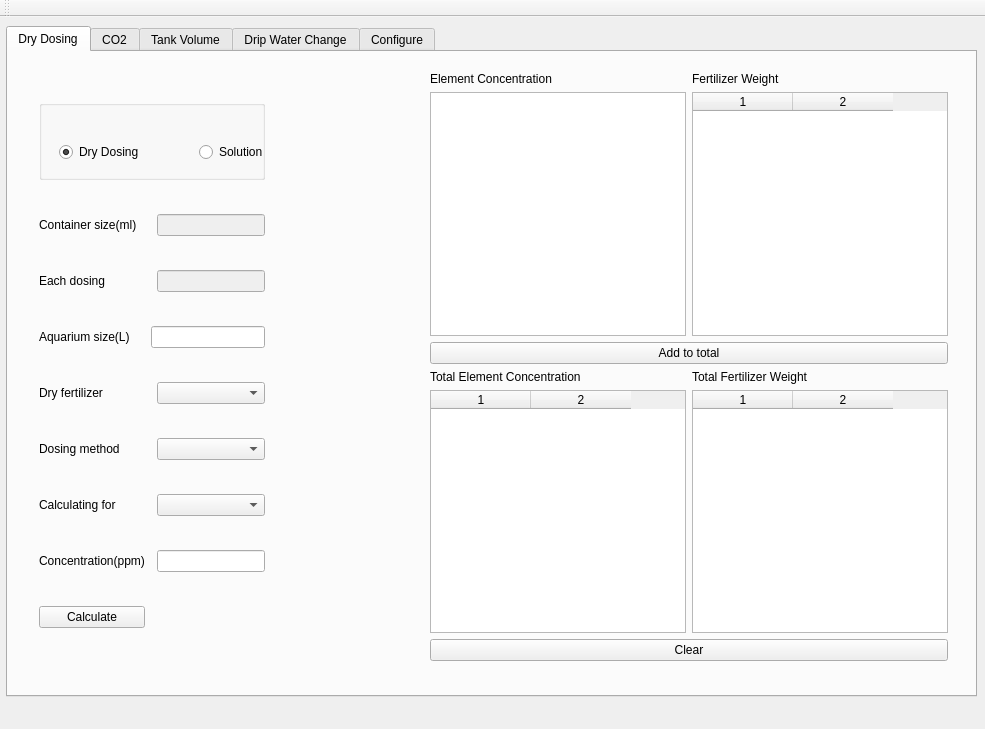
Before: the Qt Designer form mainwindow.ui in maolin-cdzl/PlantedTankCalculator, drawn with Qt 5.
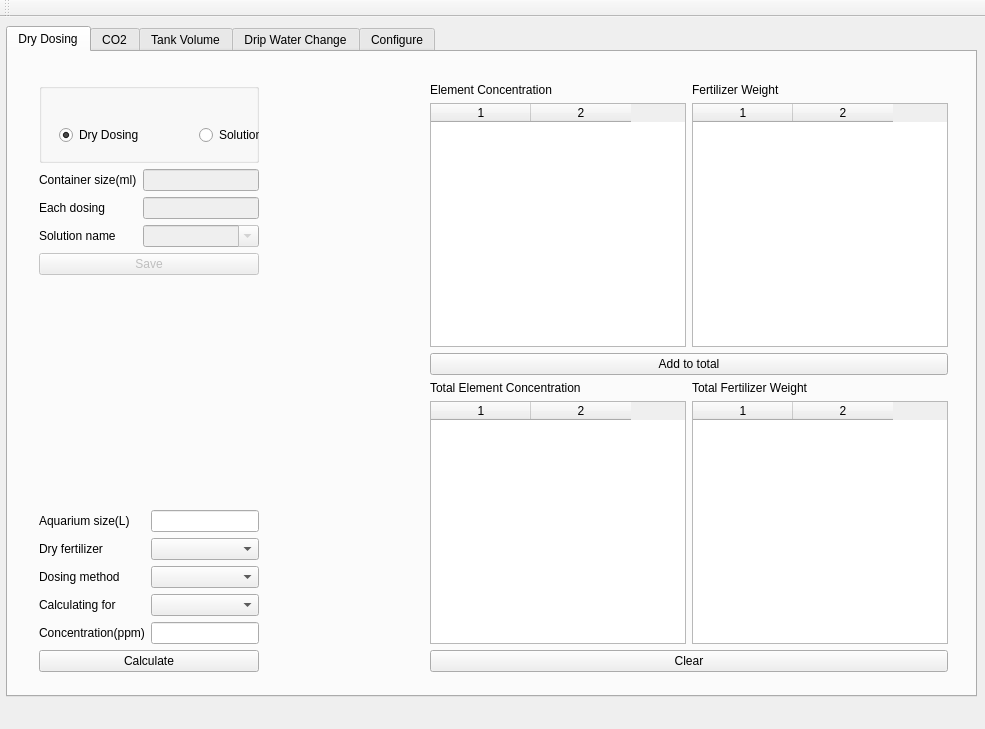
After: the same form once the commit is applied. The open tabs and pages were chosen to show the change. Icons and pictures are not drawn.

```diff
--- a/mainwindow.ui
+++ b/mainwindow.ui
@@ -34,15 +34,17 @@
       <property name="geometry">
        <rect>
         <x>20</x>
-        <y>9</y>
+        <y>20</y>
         <width>931</width>
         <height>611</height>
        </rect>
       </property>
       <layout class="QHBoxLayout" name="horizontalLayout">
        <item>
+        <layout class="QVBoxLayout" name="verticalLayout">
+         <item>
         <layout class="QGridLayout" name="gridLayout">
-         <item row="0" column="0" colspan="3">
+           <item row="0" column="0" colspan="2">
           <widget class="QGroupBox" name="groupBox">
            <property name="sizePolicy">
             <sizepolicy hsizetype="Expanding" vsizetype="Fixed">
@@ -93,14 +95,14 @@
            </widget>
           </widget>
          </item>
-         <item row="1" column="0" colspan="2">
+           <item row="1" column="0">
           <widget class="QLabel" name="label_10">
            <property name="text">
             <string>Container size(ml)</string>
            </property>
           </widget>
          </item>
-         <item row="1" column="2">
+           <item row="1" column="1">
           <widget class="QLineEdit" name="drydosing_container">
            <property name="enabled">
             <bool>false</bool>
@@ -114,7 +116,7 @@
            </property>
           </widget>
          </item>
-         <item row="2" column="2">
+           <item row="2" column="1">
           <widget class="QLineEdit" name="drydosing_each_dosing">
            <property name="enabled">
             <bool>false</bool>
@@ -122,56 +124,100 @@
           </widget>
          </item>
          <item row="3" column="0">
+            <widget class="QLabel" name="label_35">
+             <property name="text">
+              <string>Solution name</string>
+             </property>
+            </widget>
+           </item>
+           <item row="3" column="1">
+            <widget class="QComboBox" name="drydosing_solution_list">
+             <property name="enabled">
+              <bool>false</bool>
+             </property>
+             <property name="editable">
+              <bool>true</bool>
+             </property>
+            </widget>
+           </item>
+           <item row="4" column="0" colspan="2">
+            <widget class="QPushButton" name="drydosing_solution_save">
+             <property name="enabled">
+              <bool>false</bool>
+             </property>
+             <property name="text">
+              <string>Save</string>
+             </property>
+            </widget>
+           </item>
+          </layout>
+         </item>
+         <item>
+          <spacer name="verticalSpacer">
+           <property name="orientation">
+            <enum>Qt::Vertical</enum>
+           </property>
+           <property name="sizeHint" stdset="0">
+            <size>
+             <width>20</width>
+             <height>40</height>
+            </size>
+           </property>
+          </spacer>
+         </item>
+         <item>
+          <layout class="QGridLayout" name="gridLayout_8">
+           <item row="0" column="0">
           <widget class="QLabel" name="label">
            <property name="text">
             <string>Aquarium size(L)</string>
            </property>
           </widget>
          </item>
-         <item row="3" column="1" colspan="2">
+           <item row="0" column="1">
           <widget class="QLineEdit" name="drydosing_aquarium_size"/>
          </item>
-         <item row="4" column="0">
+           <item row="1" column="0">
           <widget class="QLabel" name="label_2">
            <property name="text">
             <string>Dry fertilizer</string>
            </property>
           </widget>
          </item>
-         <item row="4" column="2">
+           <item row="1" column="1">
           <widget class="QComboBox" name="drydosing_fertilizer"/>
          </item>
-         <item row="5" column="0">
+           <item row="2" column="0">
           <widget class="QLabel" name="label_3">
            <property name="text">
             <string>Dosing method</string>
            </property>
           </widget>
          </item>
-         <item row="5" column="2">
+           <item row="2" column="1">
           <widget class="QComboBox" name="drydosing_method"/>
          </item>
-         <item row="6" column="0">
+           <item row="3" column="0">
           <widget class="QLabel" name="label_4">
            <property name="text">
             <string>Calculating for</string>
            </property>
           </widget>
          </item>
-         <item row="6" column="2">
+           <item row="3" column="1">
           <widget class="QComboBox" name="drydosing_element"/>
          </item>
-         <item row="7" column="0">
+           <item row="4" column="0">
           <widget class="QLabel" name="label_5">
            <property name="text">
             <string>Concentration(ppm)</string>
            </property>
           </widget>
          </item>
-         <item row="7" column="2">
+           <item row="4" column="1">
           <widget class="QLineEdit" name="drydosing_concentration"/>
          </item>
-         <item row="8" column="0">
+           <item row="5" column="0" colspan="2">
           <widget class="QPushButton" name="drydosing_calculate">
            <property name="text">
             <string>Calculate</string>
@@ -180,6 +226,8 @@
          </item>
         </layout>
        </item>
+        </layout>
+       </item>
        <item>
         <spacer name="horizontalSpacer">
          <property name="orientation">
@@ -224,7 +272,7 @@
             <number>2</number>
            </property>
            <attribute name="horizontalHeaderVisible">
-            <bool>false</bool>
+            <bool>true</bool>
            </attribute>
            <attribute name="verticalHeaderVisible">
             <bool>false</bool>
```
Left out of the diff: 2 changed lines with no effect on the pictures. Lines whose indentation alone changed are shown as unchanged.
